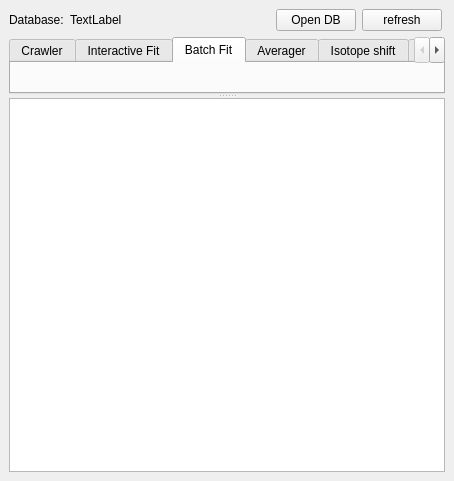
lasersphere/Tilda, file source/Gui/Ui_Main.ui: the form before one commit.
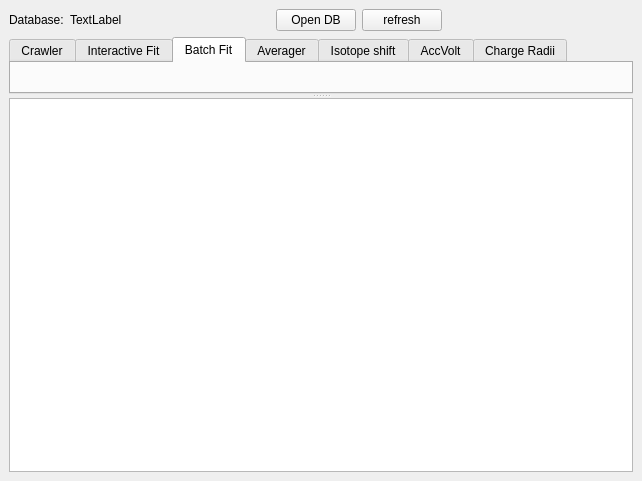
The form after the commit. The open tabs and pages were chosen to show the change. Custom widgets are drawn as their Qt base class.

The edit to the form file:
```diff
--- a/source/Gui/Ui_Main.ui
+++ b/source/Gui/Ui_Main.ui
@@ -6,7 +6,7 @@
    <rect>
     <x>0</x>
     <y>0</y>
-    <width>454</width>
+    <width>642</width>
     <height>481</height>
    </rect>
   </property>
@@ -79,7 +79,7 @@
       </property>
       <widget class="QTabWidget" name="tabWidget_AccVoltage">
        <property name="sizePolicy">
-        <sizepolicy hsizetype="Expanding" vsizetype="Expanding">
+        <sizepolicy hsizetype="Maximum" vsizetype="Expanding">
          <horstretch>0</horstretch>
          <verstretch>0</verstretch>
         </sizepolicy>
@@ -126,6 +126,11 @@
          <string>AccVolt</string>
         </attribute>
        </widget>
+       <widget class="KingFitUi" name="kingfit">
+        <attribute name="title">
+         <string>Charge Radii</string>
+        </attribute>
+       </widget>
       </widget>
       <widget class="QPlainTextEdit" name="oOut">
        <property name="plainText">
@@ -187,6 +192,12 @@
    <header>Gui.IsoshiftUi</header>
    <container>1</container>
   </customwidget>
+  <customwidget>
+   <class>KingFitUi</class>
+   <extends>QWidget</extends>
+   <header location="global">Gui.KingFitUi</header>
+   <container>1</container>
+  </customwidget>
  </customwidgets>
  <resources/>
  <connections/>
```
Left out of the diff: 10 changed lines with no effect on the pictures.
